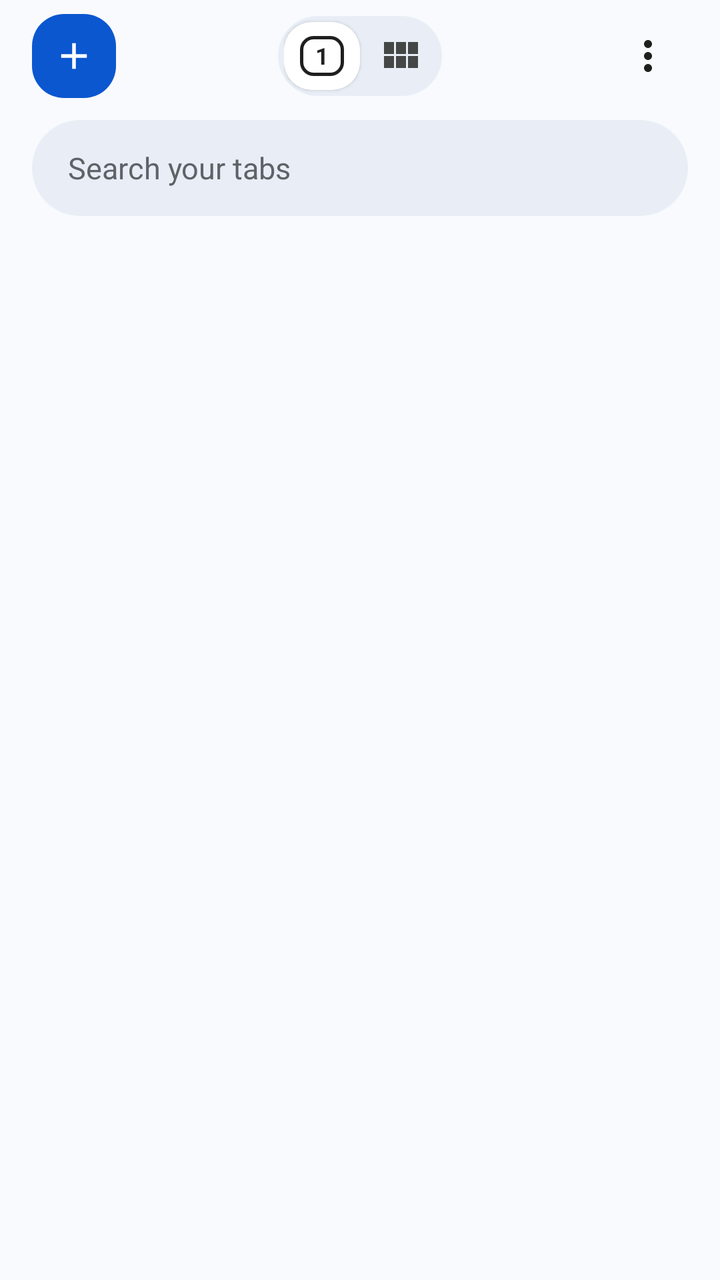
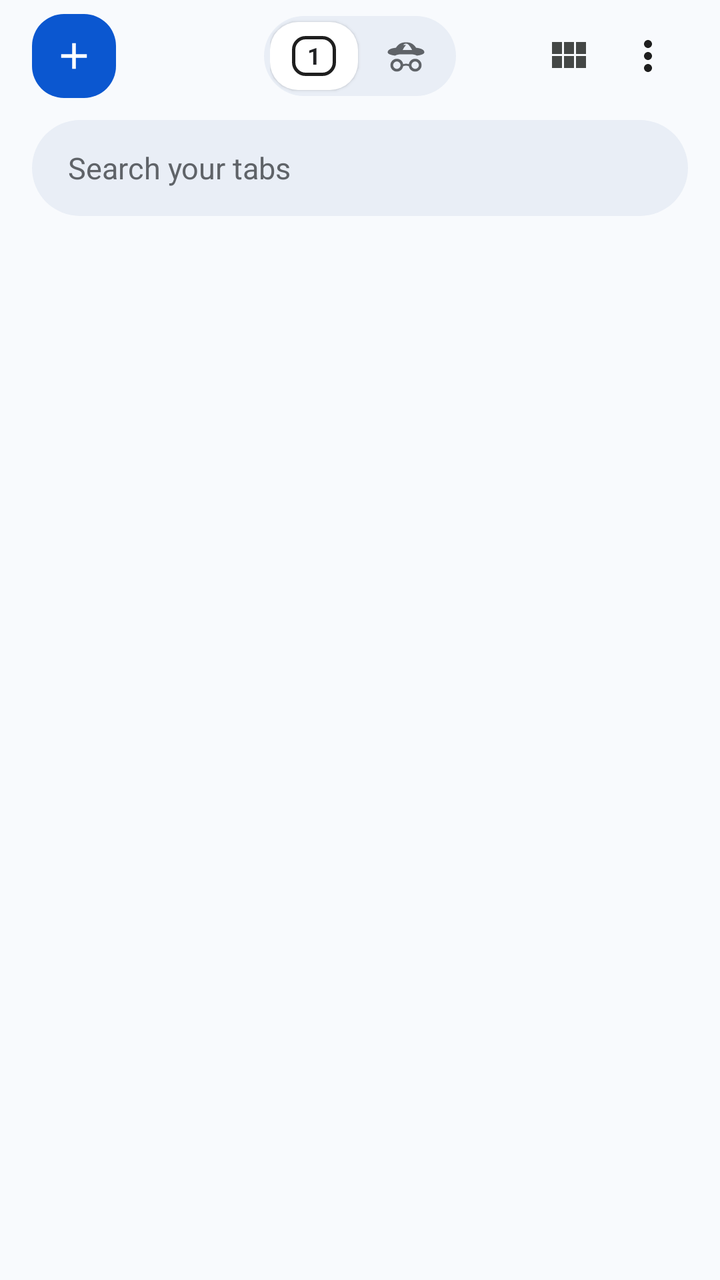

An Android layout rendered at two revisions. The XML below is the earlier revision; the diff shows what the commit changed to produce the second picture.
<!-- AndroidManifest.xml: application theme Theme.Haze -->
<!-- res/layout/layout_full_screen_tabs.xml -->
<?xml version="1.0" encoding="utf-8"?>
<LinearLayout xmlns:android="http://schemas.android.com/apk/res/android"
    xmlns:app="http://schemas.android.com/apk/res-auto"
    android:id="@+id/tabsRootContainer"
    android:layout_width="match_parent"
    android:layout_height="match_parent"
    android:orientation="vertical"
    android:background="#F8FAFD">

    
    <RelativeLayout
        android:id="@+id/topTabsNavBar"
        android:layout_width="match_parent"
        android:layout_height="56dp"
        android:paddingStart="16dp"
        android:paddingEnd="16dp"
        android:gravity="center_vertical">

        
        <FrameLayout
            android:id="@+id/btnNewTabSquircle"
            android:layout_width="42dp"
            android:layout_height="42dp"
            android:layout_alignParentStart="true"
            android:layout_centerVertical="true"
            android:background="@drawable/bg_new_tab_squircle"
            android:clickable="true"
            android:focusable="true">

            <ImageView
                android:layout_width="22dp"
                android:layout_height="22dp"
                android:layout_gravity="center"
                android:src="@drawable/ic_add"
                app:tint="#FFFFFF"
                android:contentDescription="New Tab" />
        </FrameLayout>

        
        <LinearLayout
            android:id="@+id/chromeSegmentedPill"
            android:layout_width="wrap_content"
            android:layout_height="40dp"
            android:layout_centerInParent="true"
            android:background="@drawable/bg_chrome_tab_pill"
            android:gravity="center_vertical"
            android:orientation="horizontal"
            android:paddingStart="3dp"
            android:paddingEnd="3dp">

            
            <FrameLayout
                android:id="@+id/btnTogglePersonal"
                android:layout_width="38dp"
                android:layout_height="34dp"
                android:background="@drawable/bg_tab_pill_active"
                android:elevation="1dp"
                android:clickable="true"
                android:focusable="true">

                <TextView
                    android:id="@+id/tvTabCountPill"
                    android:layout_width="22dp"
                    android:layout_height="20dp"
                    android:layout_gravity="center"
                    android:gravity="center"
                    android:background="@drawable/bg_tab_box"
                    android:text="1"
                    android:textColor="#202124"
                    android:textSize="11.5sp"
                    android:textStyle="bold" />
            </FrameLayout>

            
            <FrameLayout
                android:id="@+id/btnTogglePrivate"
                android:layout_width="0dp"
                android:layout_height="0dp"
                android:visibility="gone">

                <ImageView
                    android:id="@+id/ivPrivatePillIcon"
                    android:layout_width="20dp"
                    android:layout_height="20dp"
                    android:layout_gravity="center"
                    android:src="@drawable/ic_incognito_chrome"
                    app:tint="#5F6368"
                    android:contentDescription="Private Tabs" />
            </FrameLayout>

            
            <ImageButton
                android:id="@+id/btnToggleViewMode"
                android:layout_width="36dp"
                android:layout_height="34dp"
                android:layout_marginStart="2dp"
                android:background="?attr/selectableItemBackgroundBorderless"
                android:contentDescription="Toggle View Mode"
                android:src="@drawable/ic_grid"
                app:tint="#444746" />
        </LinearLayout>

        
        <LinearLayout
            android:layout_width="wrap_content"
            android:layout_height="wrap_content"
            android:layout_alignParentEnd="true"
            android:layout_centerVertical="true"
            android:gravity="center_vertical"
            android:orientation="horizontal">

            <ImageButton
                android:id="@+id/btnRecentlyClosedTabs"
                android:layout_width="0dp"
                android:layout_height="0dp"
                android:visibility="gone" />

            <ImageButton
                android:id="@+id/btnTabsMoreOptions"
                android:layout_width="40dp"
                android:layout_height="40dp"
                android:background="?attr/selectableItemBackgroundBorderless"
                android:contentDescription="Tab Options"
                android:src="@drawable/ic_more_vert"
                app:tint="#1F1F1F" />

            <ImageButton
                android:id="@+id/btnCloseTabs"
                android:layout_width="0dp"
                android:layout_height="0dp"
                android:visibility="gone" />
        </LinearLayout>
    </RelativeLayout>

    
    <LinearLayout
        android:layout_width="match_parent"
        android:layout_height="wrap_content"
        android:paddingStart="16dp"
        android:paddingEnd="16dp"
        android:paddingTop="4dp"
        android:paddingBottom="10dp">

        <LinearLayout
            android:id="@+id/searchPillContainer"
            android:layout_width="match_parent"
            android:layout_height="48dp"
            android:background="@drawable/bg_chrome_search_pill"
            android:gravity="center_vertical"
            android:paddingStart="18dp"
            android:paddingEnd="16dp">

            <EditText
                android:id="@+id/etTabSearch"
                android:layout_width="0dp"
                android:layout_height="match_parent"
                android:layout_weight="1"
                android:background="@null"
                android:hint="Search your tabs"
                android:textColorHint="#5F6368"
                android:textSize="15sp"
                android:textColor="#202124"
                android:singleLine="true"
                android:imeOptions="actionDone"/>

            <ImageButton
                android:id="@+id/btnClearTabSearch"
                android:layout_width="24dp"
                android:layout_height="24dp"
                android:background="?attr/selectableItemBackgroundBorderless"
                android:src="@drawable/ic_close"
                app:tint="#5F6368"
                android:visibility="gone"
                android:contentDescription="Clear Search" />
        </LinearLayout>
    </LinearLayout>

    
    <TextView
        android:id="@+id/tvTabsManagerHeader"
        android:layout_width="0dp"
        android:layout_height="0dp"
        android:visibility="gone" />

    <TextView
        android:id="@+id/tvCurrentModeLabel"
        android:layout_width="0dp"
        android:layout_height="0dp"
        android:visibility="gone" />

    <TextView
        android:id="@+id/btnNewTabAction"
        android:layout_width="0dp"
        android:layout_height="0dp"
        android:visibility="gone" />

    
    <androidx.recyclerview.widget.RecyclerView
        android:id="@+id/rvActiveTabs"
        android:layout_width="match_parent"
        android:layout_height="match_parent"
        android:paddingStart="8dp"
        android:paddingEnd="8dp"
        android:paddingBottom="16dp"
        android:clipToPadding="false"/>
</LinearLayout>
<!-- resources referenced by this layout -->
<resources>
  <!-- drawable bg_chrome_search_pill (drawable) -->
  <?xml version="1.0" encoding="utf-8"?>
  <shape xmlns:android="http://schemas.android.com/apk/res/android"
      android:shape="rectangle">
      <corners android:radius="24dp" />
      <solid android:color="#E9EEF6" />
  </shape>
  <!-- drawable bg_chrome_tab_pill (drawable) -->
  <?xml version="1.0" encoding="utf-8"?>
  <shape xmlns:android="http://schemas.android.com/apk/res/android"
      android:shape="rectangle">
      <corners android:radius="20dp" />
      <solid android:color="#E9EEF6" />
  </shape>
  <!-- drawable bg_new_tab_squircle (drawable) -->
  <?xml version="1.0" encoding="utf-8"?>
  <shape xmlns:android="http://schemas.android.com/apk/res/android"
      android:shape="rectangle">
      <corners android:radius="16dp" />
      <solid android:color="#0B57D0" />
  </shape>
  <!-- drawable bg_tab_box (drawable) -->
  <?xml version="1.0" encoding="utf-8"?>
  <shape xmlns:android="http://schemas.android.com/apk/res/android" android:shape="rectangle">
      <solid android:color="@android:color/transparent" />
      <corners android:radius="6dp" />
      <stroke android:width="1.8dp" android:color="#1F1F1F" />
  </shape>
  <!-- drawable bg_tab_pill_active (drawable) -->
  <?xml version="1.0" encoding="utf-8"?>
  <shape xmlns:android="http://schemas.android.com/apk/res/android"
      android:shape="rectangle">
      <corners android:radius="14dp" />
      <solid android:color="#FFFFFF" />
  </shape>
  <!-- drawable ic_add (drawable) -->
  <vector xmlns:android="http://schemas.android.com/apk/res/android"
      android:width="24dp"
      android:height="24dp"
      android:viewportWidth="24"
      android:viewportHeight="24">
      <path
          android:fillColor="#0A56D0"
          android:pathData="M19,13h-6v6h-2v-6H5v-2h6V5h2v6h6v2z"/>
  </vector>
  <!-- drawable ic_close (drawable) -->
  <vector xmlns:android="http://schemas.android.com/apk/res/android"
      android:width="24dp"
      android:height="24dp"
      android:viewportWidth="24"
      android:viewportHeight="24">
      <path
          android:fillColor="#5F6368"
          android:pathData="M19,6.41L17.59,5 12,10.59 6.41,5 5,6.41 10.59,12 5,17.59 6.41,19 12,13.41 17.59,19 19,17.59 13.41,12 19,6.41z"/>
  </vector>
  <!-- drawable ic_grid (drawable) -->
  <vector xmlns:android="http://schemas.android.com/apk/res/android"
      android:width="24dp"
      android:height="24dp"
      android:viewportWidth="24"
      android:viewportHeight="24">
    <path
        android:fillColor="#FF000000"
        android:pathData="M4,11H9V5H4V11M4,18H9V12H4V18M10,18H15V12H10V18M16,18H21V12H16V18M10,11H15V5H10V11M16,5V11H21V5H16Z"/>
  </vector>
  <!-- drawable ic_more_vert (drawable) -->
  <vector xmlns:android="http://schemas.android.com/apk/res/android"
      android:width="24dp"
      android:height="24dp"
      android:viewportWidth="24"
      android:viewportHeight="24">
      <path
          android:fillColor="#202124"
          android:pathData="M12,8c1.1,0 2,-0.9 2,-2s-0.9,-2 -2,-2 -2,0.9 -2,2 0.9,2 2,2zM12,10c-1.1,0 -2,0.9 -2,2s0.9,2 2,2 2,-0.9 2,-2 -0.9,-2 -2,-2zM12,16c-1.1,0 -2,0.9 -2,2s0.9,2 2,2 2,-0.9 2,-2 -0.9,-2 -2,-2z"/>
  </vector>
  <style name="Theme.Haze" parent="Base.Theme.Haze" />
  <style name="Base.Theme.Haze" parent="Theme.Material3.DayNight.NoActionBar">
          
          
      </style>
  <!-- unchanged entries left out for length: 1 -->
</resources>

<!-- the commit's change to res/layout/layout_full_screen_tabs.xml (unified diff, before → after) -->
@@ -51,7 +51,7 @@
             
             <FrameLayout
                 android:id="@+id/btnTogglePersonal"
-                android:layout_width="38dp"
+                android:layout_width="44dp"
                 android:layout_height="34dp"
                 android:background="@drawable/bg_tab_pill_active"
                 android:elevation="1dp"
@@ -74,30 +74,21 @@
             
             <FrameLayout
                 android:id="@+id/btnTogglePrivate"
-                android:layout_width="0dp"
-                android:layout_height="0dp"
-                android:visibility="gone">
+                android:layout_width="44dp"
+                android:layout_height="34dp"
+                android:layout_marginStart="2dp"
+                android:clickable="true"
+                android:focusable="true">
 
                 <ImageView
                     android:id="@+id/ivPrivatePillIcon"
-                    android:layout_width="20dp"
-                    android:layout_height="20dp"
+                    android:layout_width="22dp"
+                    android:layout_height="22dp"
                     android:layout_gravity="center"
                     android:src="@drawable/ic_incognito_chrome"
                     app:tint="#5F6368"
                     android:contentDescription="Private Tabs" />
             </FrameLayout>
-
-            
-            <ImageButton
-                android:id="@+id/btnToggleViewMode"
-                android:layout_width="36dp"
-                android:layout_height="34dp"
-                android:layout_marginStart="2dp"
-                android:background="?attr/selectableItemBackgroundBorderless"
-                android:contentDescription="Toggle View Mode"
-                android:src="@drawable/ic_grid"
-                app:tint="#444746" />
         </LinearLayout>
 
         
@@ -108,6 +99,15 @@
             android:layout_centerVertical="true"
             android:gravity="center_vertical"
             android:orientation="horizontal">
+
+            <ImageButton
+                android:id="@+id/btnToggleViewMode"
+                android:layout_width="40dp"
+                android:layout_height="40dp"
+                android:background="?attr/selectableItemBackgroundBorderless"
+                android:contentDescription="Toggle View Mode"
+                android:src="@drawable/ic_grid"
+                app:tint="#444746" />
 
             <ImageButton
                 android:id="@+id/btnRecentlyClosedTabs"
@@ -195,12 +195,72 @@
         android:visibility="gone" />
 
     
-    <androidx.recyclerview.widget.RecyclerView
-        android:id="@+id/rvActiveTabs"
+    <FrameLayout
         android:layout_width="match_parent"
-        android:layout_height="match_parent"
-        android:paddingStart="8dp"
-        android:paddingEnd="8dp"
-        android:paddingBottom="16dp"
-        android:clipToPadding="false"/>
+        android:layout_height="match_parent">
+
+        
+        <androidx.recyclerview.widget.RecyclerView
+            android:id="@+id/rvActiveTabs"
+            android:layout_width="match_parent"
+            android:layout_height="match_parent"
+            android:paddingStart="8dp"
+            android:paddingEnd="8dp"
+            android:paddingBottom="16dp"
+            android:clipToPadding="false"/>
+
+        
+        <LinearLayout
+            android:id="@+id/layoutEmptyIncognito"
+            android:layout_width="match_parent"
+            android:layout_height="match_parent"
+            android:orientation="vertical"
+            android:gravity="center"
+            android:padding="32dp"
+            android:visibility="gone">
+
+            <ImageView
+                android:layout_width="56dp"
+                android:layout_height="56dp"
+                android:src="@drawable/ic_incognito_chrome"
+                app:tint="#9AA0A6"
+                android:layout_marginBottom="16dp"
+                android:contentDescription="Incognito Mode" />
+
+            <TextView
+                android:layout_width="wrap_content"
+                android:layout_height="wrap_content"
+                android:text="No open Incognito tabs"
+                android:textColor="#FFFFFF"
+                android:textSize="18sp"
+                android:textStyle="bold"
+                android:fontFamily="sans-serif-medium"
+                android:layout_marginBottom="8dp" />
+
+            <TextView
+                android:layout_width="wrap_content"
+                android:layout_height="wrap_content"
+                android:text="Tabs you open in Incognito won't be saved in your browsing history."
+                android:textColor="#9AA0A6"
+                android:textSize="13sp"
+                android:gravity="center"
+                android:layout_marginBottom="24dp" />
+
+            <TextView
+                android:id="@+id/btnEmptyNewIncognito"
+                android:layout_width="wrap_content"
+                android:layout_height="44dp"
+                android:background="@drawable/bg_new_tab_squircle"
+                android:gravity="center"
+                android:paddingStart="22dp"
+                android:paddingEnd="22dp"
+                android:text="+ Open Incognito Tab"
+                android:textColor="#FFFFFF"
+                android:textSize="14sp"
+                android:textStyle="bold"
+                android:fontFamily="sans-serif-medium"
+                android:clickable="true"
+                android:focusable="true" />
+        </LinearLayout>
+    </FrameLayout>
 </LinearLayout>
